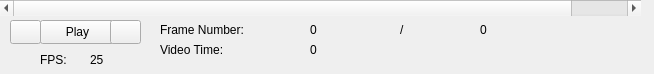
Before: the Qt Designer form src/WhiskerToolbox/TimeScrollBar/TimeScrollBar.ui in paulmthompson/WhiskerToolbox, drawn with Qt 5.
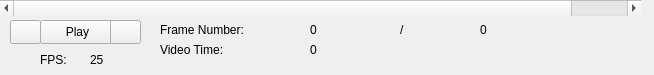
After: the same form once the commit is applied. Icons and pictures are not drawn.

The edit to the form file:
```diff
--- a/src/WhiskerToolbox/TimeScrollBar/TimeScrollBar.ui
+++ b/src/WhiskerToolbox/TimeScrollBar/TimeScrollBar.ui
@@ -7,9 +7,15 @@
     <x>0</x>
     <y>0</y>
     <width>654</width>
-    <height>74</height>
+    <height>75</height>
    </rect>
   </property>
+  <property name="minimumSize">
+   <size>
+    <width>650</width>
+    <height>75</height>
+   </size>
+  </property>
   <property name="windowTitle">
    <string>Form</string>
   </property>
```
